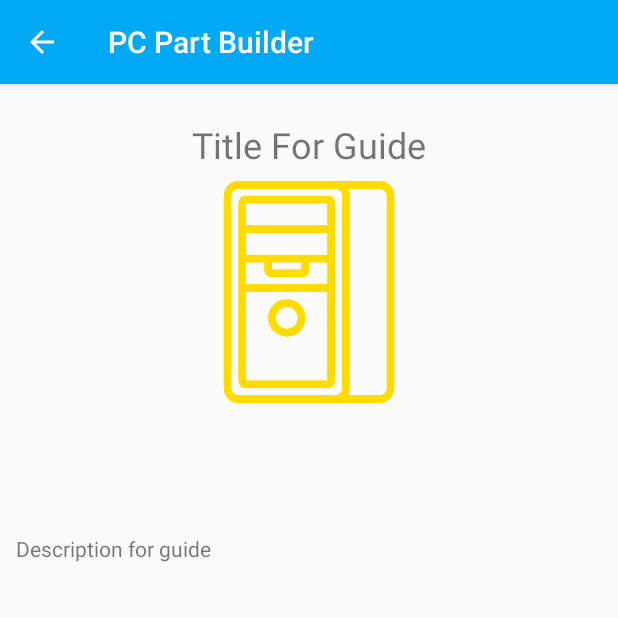
After one commit to ConnerMcGill/HonoursProject, an Android app: the ViewGuideActivity screen opened directly, with no data from a screen before it, on a phone screen of 412 x 824 dp, the top half of it. The commit adds this screen. Run offline under Robolectric (Android 15) with nearby library versions, the phone set to English and light mode, and no system bars.

Commit message:
Added activity that will be used to display the guides hopefully

```diff
--- a/app/src/main/AndroidManifest.xml
+++ b/app/src/main/AndroidManifest.xml
@@ -9,6 +9,9 @@
         android:roundIcon="@mipmap/ic_launcher_round"
         android:supportsRtl="true"
         android:theme="@style/AppTheme">
+        <activity
+            android:name=".ViewGuideActivity"
+            android:parentActivityName=".GuidesLandingPageActivity" />
         <activity
             android:name=".LearnMoreAboutPartsOptionsActivity"
             android:parentActivityName=".GuidesLandingPageActivity" />
--- a/app/src/main/java/com/example/honoursproject/LearnMoreAboutPartsOptionsActivity.java
+++ b/app/src/main/java/com/example/honoursproject/LearnMoreAboutPartsOptionsActivity.java
@@ -18,7 +18,10 @@ package com.example.honoursproject;
 import androidx.appcompat.app.AppCompatActivity;
 import androidx.appcompat.widget.Toolbar;
 
+import android.content.Intent;
 import android.os.Bundle;
+import android.view.View;
+import android.widget.Button;
 
 public class LearnMoreAboutPartsOptionsActivity extends GuidesLandingPageActivity {
 
@@ -35,5 +38,21 @@ public class LearnMoreAboutPartsOptionsActivity extends GuidesLandingPageActivit
         getSupportActionBar().setDisplayShowHomeEnabled(true);
         getSupportActionBar().setTitle("Learn about different parts");
 
+        Button learnAboutTheCpu = findViewById(R.id.learn_more_about_the_cpu_btn);
+
+        learnAboutTheCpu.setOnClickListener(new View.OnClickListener() {
+            @Override
+            public void onClick(View view) {
+                openGuideActivity();
+            }
+        });
+
+
+    }
+
+    private void openGuideActivity() {
+        Intent openGuideActivity = new Intent(LearnMoreAboutPartsOptionsActivity.this,
+                ViewGuideActivity.class);
+        startActivity(openGuideActivity);
     }
 }
--- /dev/null
+++ b/app/src/main/java/com/example/honoursproject/ViewGuideActivity.java
@@ -0,0 +1,33 @@
+/*
+Honours Project - PC part Builder
+File: ViewGuideActivity Class
+Author: Conner McGill - B00320975
+Date: 2021/02/10
+
+Summary of file:
+Change the description of this class later once I have the class setup
+*/
+
+package com.example.honoursproject;
+
+import androidx.appcompat.app.AppCompatActivity;
+import androidx.appcompat.widget.Toolbar;
+
+import android.os.Bundle;
+
+public class ViewGuideActivity extends AppCompatActivity {
+
+    @Override
+    protected void onCreate(Bundle savedInstanceState) {
+        super.onCreate(savedInstanceState);
+        setContentView(R.layout.activity_view_guide);
+
+        Toolbar toolbar = findViewById(R.id.toolbar);
+        setSupportActionBar(toolbar);
+
+        getSupportActionBar().setDisplayHomeAsUpEnabled(true);
+        getSupportActionBar().setDisplayShowHomeEnabled(true);
+
+
+    }
+}
--- /dev/null
+++ b/app/src/main/res/layout/activity_view_guide.xml
@@ -0,0 +1,55 @@
+<?xml version="1.0" encoding="utf-8"?>
+<androidx.constraintlayout.widget.ConstraintLayout xmlns:android="http://schemas.android.com/apk/res/android"
+    xmlns:app="http://schemas.android.com/apk/res-auto"
+    xmlns:tools="http://schemas.android.com/tools"
+    android:layout_width="match_parent"
+    android:layout_height="match_parent"
+    tools:context=".ViewGuideActivity">
+
+    <include
+        android:id="@+id/toolbar"
+        layout="@layout/toolbar" />
+
+    <TextView
+        android:id="@+id/titleForGuide"
+        android:layout_width="wrap_content"
+        android:layout_height="wrap_content"
+        android:layout_marginStart="157dp"
+        android:layout_marginTop="24dp"
+        android:layout_marginEnd="157dp"
+        android:text="@string/title_for_guide"
+        android:textSize="24sp"
+        app:layout_constraintEnd_toEndOf="parent"
+        app:layout_constraintStart_toStartOf="parent"
+        app:layout_constraintTop_toBottomOf="@+id/toolbar" />
+
+    <ImageView
+        android:id="@+id/imageForGuide"
+        android:layout_width="188dp"
+        android:layout_height="148dp"
+        android:layout_marginStart="111dp"
+        android:layout_marginTop="8dp"
+        android:layout_marginEnd="111dp"
+        android:contentDescription="@string/image_of_the_guide"
+        app:layout_constraintEnd_toEndOf="parent"
+        app:layout_constraintStart_toStartOf="parent"
+        app:layout_constraintTop_toBottomOf="@+id/titleForGuide"
+        android:src="@drawable/desktop_yellow_version" />
+
+    <TextView
+        android:id="@+id/textForDescription"
+        android:layout_width="391dp"
+        android:layout_height="403dp"
+        android:layout_marginStart="11dp"
+        android:layout_marginTop="41dp"
+        android:layout_marginEnd="11dp"
+        android:layout_marginBottom="19dp"
+        android:text="@string/description_for_guide"
+        android:textSize="14sp"
+        app:layout_constraintBottom_toBottomOf="parent"
+        app:layout_constraintEnd_toEndOf="parent"
+        app:layout_constraintStart_toStartOf="parent"
+        app:layout_constraintTop_toBottomOf="@+id/imageForGuide" />
+
+
+</androidx.constraintlayout.widget.ConstraintLayout>
--- a/app/src/main/res/values/strings.xml
+++ b/app/src/main/res/values/strings.xml
@@ -46,4 +46,7 @@
     <string name="learn_more_about_the_video_card_gpu_btn">Learn more about the video card (GPU)</string>
     <string name="learn_more_about_the_case_btn">Learn more about the case</string>
     <string name="learn_more_about_the_power_supply_psu_btn">Learn more about the power supply (PSU)</string>
+    <string name="description_for_guide">Description for guide</string>
+    <string name="title_for_guide">Title For Guide</string>
+    <string name="image_of_the_guide">image of the guide</string>
 </resources>
```
